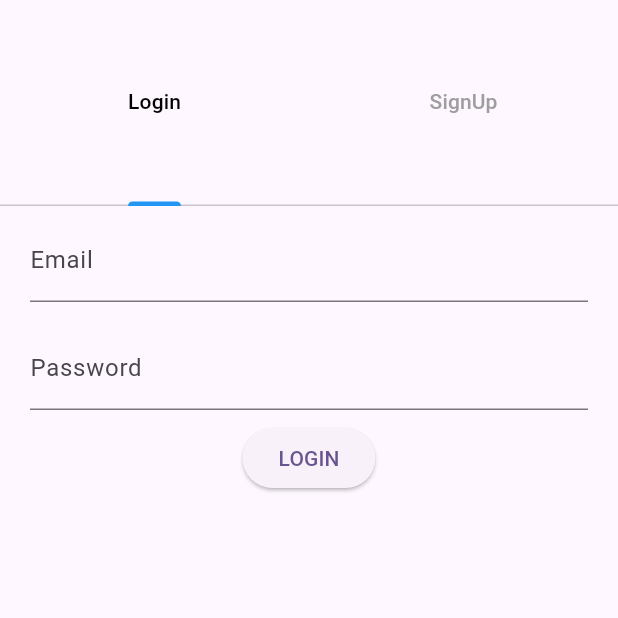
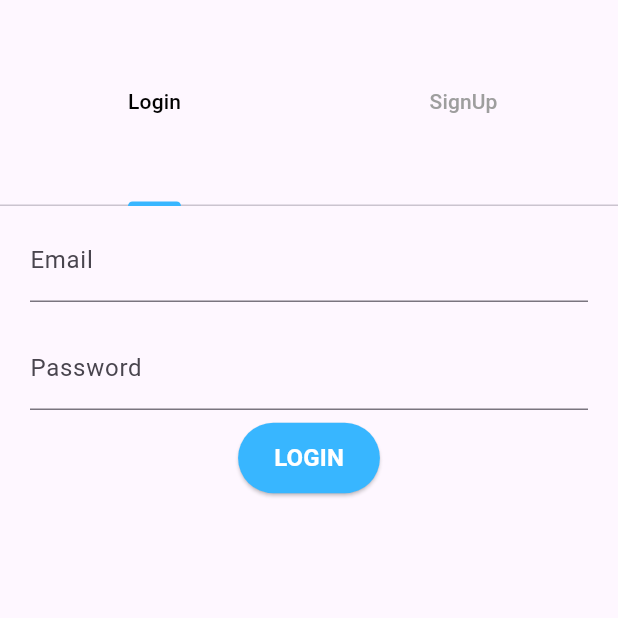
Before and after one commit to SenuraKoshala/Chat-Mobile-Application, a Flutter app: the AuthContainer screen opened directly, on a phone screen of 412 x 824 dp, the top half of it. Run offline on Flutter 3.47's test engine with Material 3 defaults, Android fonts, the phone set to English and light mode, and no system bars.

Commit message:
add colors and shape for the login and signup button

```diff
--- a/whisper/lib/pages/signup/signup.dart
+++ b/whisper/lib/pages/signup/signup.dart
@@ -9,7 +9,6 @@ class SignUp extends StatefulWidget {
 }
 
 class _SignUpState extends State<SignUp> {
-
   // Navigation function for the login button
   void _navigateToHome() {
     Navigator.push(
@@ -80,7 +79,7 @@ class AuthTabBar extends StatelessWidget {
     return const TabBar(
       labelColor: Colors.black,
       unselectedLabelColor: Colors.grey,
-      indicatorColor: Colors.blue,
+      indicatorColor: Color.fromRGBO(56, 182, 255, 1),
       tabs: [
         Tab(child: Text('Login')),
         Tab(child: Text('SignUp')),
@@ -102,7 +101,8 @@ class AuthTabBarView extends StatelessWidget {
           child: Column(
             children: [
               Padding(
-                padding: const EdgeInsets.symmetric(vertical: 8.0, horizontal: 20.0),
+                padding:
+                    const EdgeInsets.symmetric(vertical: 8.0, horizontal: 20.0),
                 child: TextFormField(
                   decoration: const InputDecoration(
                     labelText: 'Email',
@@ -111,7 +111,8 @@ class AuthTabBarView extends StatelessWidget {
                 ),
               ),
               Padding(
-                padding: const EdgeInsets.symmetric(vertical: 8.0, horizontal: 20.0),
+                padding:
+                    const EdgeInsets.symmetric(vertical: 8.0, horizontal: 20.0),
                 child: TextFormField(
                   decoration: const InputDecoration(
                     labelText: 'Password',
@@ -128,7 +129,22 @@ class AuthTabBarView extends StatelessWidget {
                     MaterialPageRoute(builder: (context) => const Home()),
                   );
                 },
-                child: const Text('LOGIN'),
+                style: ElevatedButton.styleFrom(
+                  backgroundColor:
+                      const Color.fromRGBO(56, 182, 255, 1), // Button color
+                  foregroundColor: Colors.white, // Text color
+                  shape: RoundedRectangleBorder(
+                    borderRadius: BorderRadius.circular(30), // Rounded corners
+                  ),
+                  padding: const EdgeInsets.symmetric(
+                      horizontal: 24,
+                      vertical: 12), // Padding inside the button
+                ),
+                child: const Text(
+                  'LOGIN',
+                  style: TextStyle(
+                      fontSize: 16, fontWeight: FontWeight.bold), // Text style
+                ),
               ),
             ],
           ),
@@ -138,7 +154,8 @@ class AuthTabBarView extends StatelessWidget {
           child: Column(
             children: [
               Padding(
-                padding: const EdgeInsets.symmetric(vertical: 8.0, horizontal: 20.0),
+                padding:
+                    const EdgeInsets.symmetric(vertical: 8.0, horizontal: 20.0),
                 child: TextFormField(
                   decoration: const InputDecoration(
                     labelText: 'Name',
@@ -147,7 +164,8 @@ class AuthTabBarView extends StatelessWidget {
                 ),
               ),
               Padding(
-                padding: const EdgeInsets.symmetric(vertical: 8.0, horizontal: 20.0),
+                padding:
+                    const EdgeInsets.symmetric(vertical: 8.0, horizontal: 20.0),
                 child: TextFormField(
                   decoration: const InputDecoration(
                     labelText: 'Mobile Number',
@@ -156,7 +174,8 @@ class AuthTabBarView extends StatelessWidget {
                 ),
               ),
               Padding(
-                padding: const EdgeInsets.symmetric(vertical: 8.0, horizontal: 20.0),
+                padding:
+                    const EdgeInsets.symmetric(vertical: 8.0, horizontal: 20.0),
                 child: TextFormField(
                   decoration: const InputDecoration(
                     labelText: 'Email',
@@ -165,7 +184,8 @@ class AuthTabBarView extends StatelessWidget {
                 ),
               ),
               Padding(
-                padding: const EdgeInsets.symmetric(vertical: 8.0, horizontal: 20.0),
+                padding:
+                    const EdgeInsets.symmetric(vertical: 8.0, horizontal: 20.0),
                 child: TextFormField(
                   decoration: const InputDecoration(
                     labelText: 'Password',
@@ -176,9 +196,27 @@ class AuthTabBarView extends StatelessWidget {
               ),
               ElevatedButton(
                 onPressed: () {
-                  // Action for signup button
+                  // Navigate to Home on Login
+                  Navigator.push(
+                    context,
+                    MaterialPageRoute(builder: (context) => const Home()),
+                  );
                 },
-                child: const Text('SIGNUP'),
+                style: ElevatedButton.styleFrom(
+                  backgroundColor: const Color.fromRGBO(56, 182, 255, 1), // Button color
+                  foregroundColor: Colors.white, // Text color
+                  shape: RoundedRectangleBorder(
+                    borderRadius: BorderRadius.circular(30), // Rounded corners
+                  ),
+                  padding: const EdgeInsets.symmetric(
+                      horizontal: 24,
+                      vertical: 12), // Padding inside the button
+                ),
+                child: const Text(
+                  'LOGIN',
+                  style: TextStyle(
+                      fontSize: 16, fontWeight: FontWeight.bold), // Text style
+                ),
               ),
             ],
           ),
```
